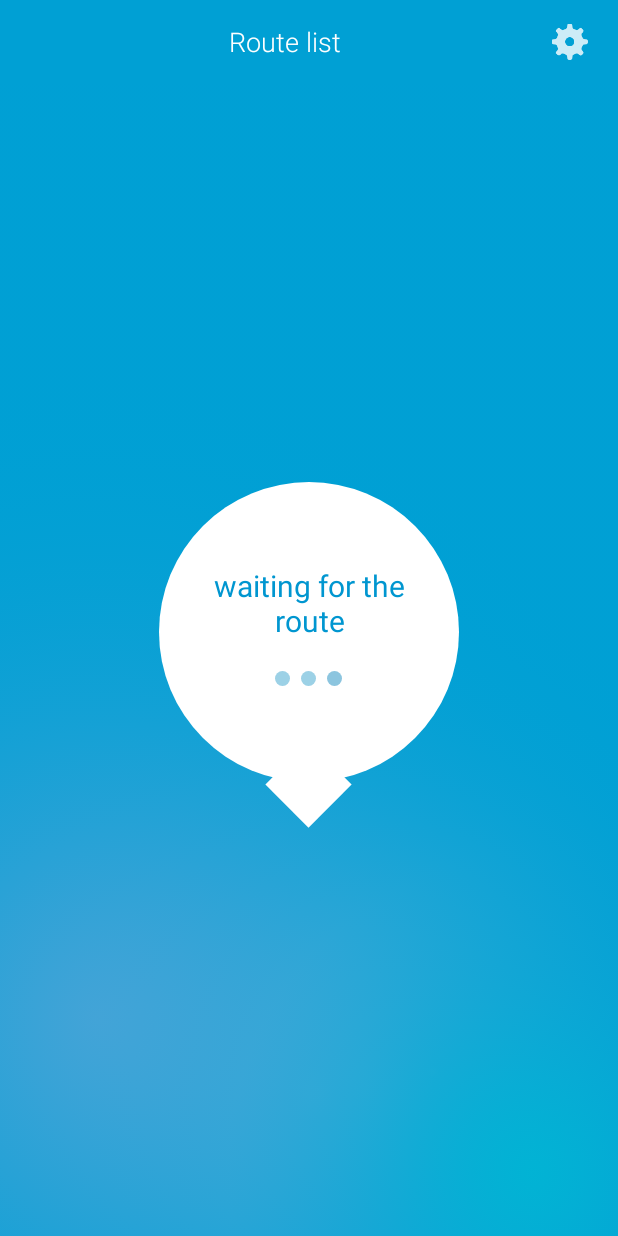
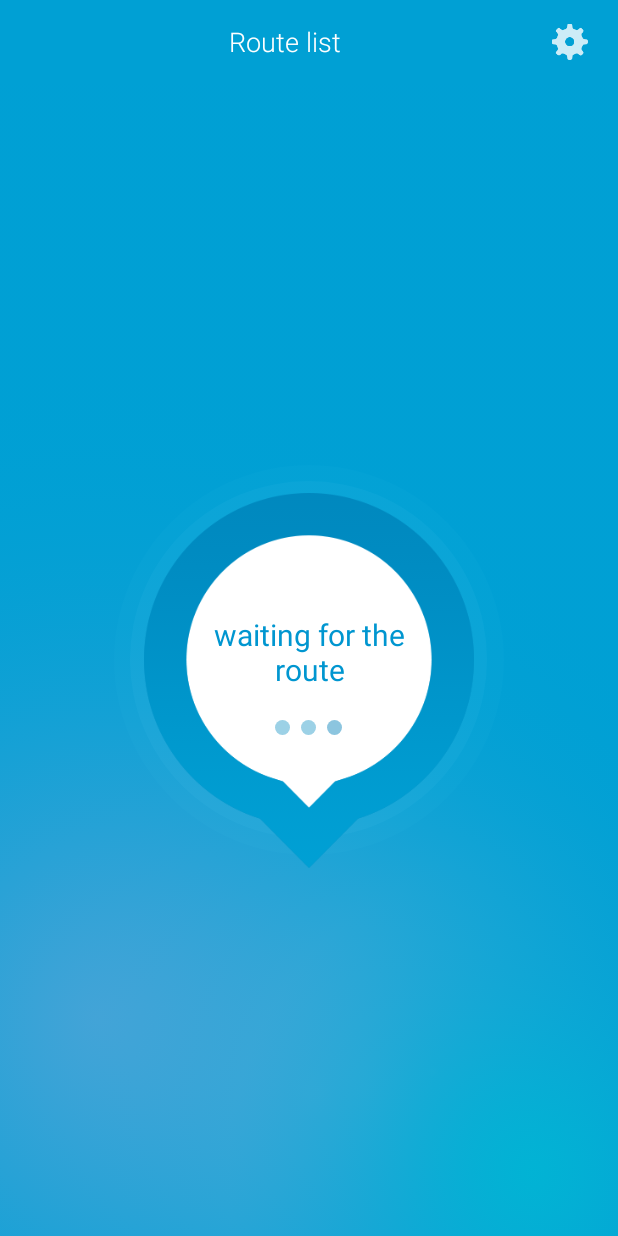
Before and after one commit to stanislav-antonov/electrobin-android, an Android app: the RouteListFragment screen opened directly, with no data from a screen before it, on a phone screen of 412 x 824 dp. Run offline under Robolectric (Android 15) with nearby library versions, the phone set to English and light mode, and no system bars; our stand-ins replace Volley; libraries missing offline, so code that uses them is left out: com.crashlytics.android, io.fabric.sdk; network calls fail; 5 statements that could not run were skipped.

Commit message:
* design

```diff
--- a/app/src/main/java/company/electrobin/AuthActivity.java
+++ b/app/src/main/java/company/electrobin/AuthActivity.java
@@ -1,5 +1,6 @@
 package company.electrobin;
 
+import android.app.Activity;
 import android.content.Intent;
 import android.os.Bundle;
 import android.support.v7.app.AppCompatActivity;
@@ -18,7 +19,7 @@ import company.electrobin.user.User;
 import company.electrobin.user.UserAuthListener;
 import company.electrobin.user.UserProfileLoadListener;
 
-public class AuthActivity extends AppCompatActivity {
+public class AuthActivity extends Activity {
 
     private ElectrobinApplication mApp;
     private User mUser;
--- a/app/src/main/java/company/electrobin/RouteActivity.java
+++ b/app/src/main/java/company/electrobin/RouteActivity.java
@@ -24,6 +24,7 @@ import android.os.Bundle;
 import android.support.v4.content.LocalBroadcastManager;
 import android.support.v7.app.AppCompatActivity;
 import android.support.v7.app.ActionBar;
+import android.support.v7.widget.Toolbar;
 import android.util.Log;
 import android.view.Menu;
 import android.view.MenuItem;
@@ -825,6 +826,10 @@ public class RouteActivity extends AppCompatActivity implements
         actionBar.setDisplayShowCustomEnabled(true);
         actionBar.setCustomView(actionBarLayout);
 
+        // Remove margins
+        // Toolbar parent = (Toolbar)actionBarLayout.getParent();
+        // parent.setContentInsetsAbsolute(0, 0);
+
         // Set the color
         // actionBar.setBackgroundDrawable(new ColorDrawable(getResources().getColor(R.color.actionbar_background)));
 
--- a/app/src/main/java/company/electrobin/RouteListFragment.java
+++ b/app/src/main/java/company/electrobin/RouteListFragment.java
@@ -37,7 +37,7 @@ public class RouteListFragment extends Fragment {
     private I10n mI10n;
     private ElectrobinApplication mApp;
 
-    private LinearLayout mLlRouteWaiting;
+    private RelativeLayout mRlRouteWaiting;
     private RelativeLayout mRlRouteList;
 
     private int mLayoutDisplayed;
@@ -213,7 +213,7 @@ public class RouteListFragment extends Fragment {
                              Bundle savedInstanceState) {
         View view = inflater.inflate(R.layout.fragment_route_list, container, false);
 
-        mLlRouteWaiting = (LinearLayout)view.findViewById(R.id.route_waiting_layout);
+        mRlRouteWaiting = (RelativeLayout)view.findViewById(R.id.route_waiting_layout);
         mRlRouteList = (RelativeLayout)view.findViewById(R.id.route_list_layout);
 
         return view;
@@ -274,7 +274,7 @@ public class RouteListFragment extends Fragment {
      *
      */
     private void switchRouteWaitingLayout() {
-        mLlRouteWaiting.setVisibility(View.VISIBLE);
+        mRlRouteWaiting.setVisibility(View.VISIBLE);
         mRlRouteList.setVisibility(View.GONE);
     }
 
@@ -283,7 +283,7 @@ public class RouteListFragment extends Fragment {
      */
     private void switchRouteListLayout() {
         mRlRouteList.setVisibility(View.VISIBLE);
-        mLlRouteWaiting.setVisibility(View.GONE);
+        mRlRouteWaiting.setVisibility(View.GONE);
     }
 
     /**
@@ -297,22 +297,18 @@ public class RouteListFragment extends Fragment {
     /**
      *
      */
-    public void showUIRouteWaiting() {
-        switchRouteWaitingLayout();
-
-        ((TextView)mLlRouteWaiting.findViewById(R.id.route_waiting_text_1)).setText(mI10n.l("route_waiting_1"));
-
-        View circle1 = mLlRouteWaiting.findViewById(R.id.circle_1);
+    private void animateDots() {
+        View circle1 = mRlRouteWaiting.findViewById(R.id.circle_1);
         final GradientDrawable gd1 = new GradientDrawable();
         gd1.setShape(GradientDrawable.OVAL);
         circle1.setBackground(gd1);
 
-        View circle2 = mLlRouteWaiting.findViewById(R.id.circle_2);
+        View circle2 = mRlRouteWaiting.findViewById(R.id.circle_2);
         final GradientDrawable gd2 = new GradientDrawable();
         gd2.setShape(GradientDrawable.OVAL);
         circle2.setBackground(gd2);
 
-        View circle3 = mLlRouteWaiting.findViewById(R.id.circle_3);
+        View circle3 = mRlRouteWaiting.findViewById(R.id.circle_3);
         final GradientDrawable gd3 = new GradientDrawable();
         gd3.setShape(GradientDrawable.OVAL);
         circle3.setBackground(gd3);
@@ -344,6 +340,59 @@ public class RouteListFragment extends Fragment {
         });
 
         as.start();
+    }
+
+    /**
+     *
+     */
+    private void animateCircles() {
+        final View circle1 = mRlRouteWaiting.findViewById(R.id.circle_5);
+        final View circle2 = mRlRouteWaiting.findViewById(R.id.circle_6);
+
+        final AnimatorSet as1 = new AnimatorSet();
+        final AnimatorSet as2 = new AnimatorSet();
+
+        as2.playTogether(alphaChanger(circle1, 0.7F, 0.1F, 500),
+                alphaChanger(circle2, 0.7F, 0F, 500)
+        );
+
+        as2.addListener(new AnimatorListenerAdapter() {
+            @Override
+            public void onAnimationEnd(Animator animation) {
+                as1.start();
+            }
+        });
+
+        as1.playTogether(alphaChanger(circle1, 0.1F, 0.7F, 800),
+                alphaChanger(circle2, 0F, 0.7F, 1500)
+        );
+
+        as1.addListener(new AnimatorListenerAdapter() {
+            @Override
+            public void onAnimationStart(Animator animation) {
+                circle1.setAlpha(0.1F);
+                circle2.setAlpha(0F);
+            }
+
+            @Override
+            public void onAnimationEnd(Animator animation) {
+                as2.start();
+            }
+        });
+
+        as1.start();
+    }
+
+    /**
+     *
+     */
+    public void showUIRouteWaiting() {
+        switchRouteWaitingLayout();
+
+        ((TextView) mRlRouteWaiting.findViewById(R.id.route_waiting_text_1)).setText(mI10n.l("route_waiting_1"));
+
+        animateDots();
+        animateCircles();
 
         mLayoutDisplayed = LAYOUT_DISPLAYED_ROUTE_WAITING;
     }
@@ -418,6 +467,25 @@ public class RouteListFragment extends Fragment {
 
     /**
      *
+     * @param from
+     * @param to
+     * @return
+     */
+    private static ValueAnimator alphaChanger(final View view, float from, float to, int duration) {
+        ValueAnimator va = ObjectAnimator.ofFloat(from, to);
+        va.setDuration(duration);
+        va.addUpdateListener(new ValueAnimator.AnimatorUpdateListener() {
+            @Override
+            public void onAnimationUpdate(ValueAnimator animation) {
+                view.setAlpha((Float)animation.getAnimatedValue());
+            }
+        });
+
+        return va;
+    }
+
+    /**
+     *
      * @param hidden
      */
     @Override
--- /dev/null
+++ b/app/src/main/res/drawable/background_route_waiting.xml
@@ -0,0 +1,6 @@
+<?xml version="1.0" encoding="utf-8"?>
+<shape
+    xmlns:android="http://schemas.android.com/apk/res/android"
+    android:shape="oval">
+    <solid android:color="#706ad4f7"/>
+</shape>
--- a/app/src/main/res/layout/fragment_route_list.xml
+++ b/app/src/main/res/layout/fragment_route_list.xml
@@ -60,22 +60,44 @@
             style="?android:attr/borderlessButtonStyle"
             />
     </RelativeLayout>
-    <LinearLayout
+    <RelativeLayout
         android:id="@+id/route_waiting_layout"
         android:layout_width="match_parent"
         android:layout_height="match_parent"
-        android:gravity="center"
         android:background="@drawable/background"
-        android:orientation="vertical"
+        >
+        <RelativeLayout
+            android:id="@+id/circle_6"
+            android:layout_height="260dp"
+            android:layout_width="260dp"
+            android:background="@drawable/background_route_waiting"
+            android:layout_centerHorizontal="true"
+            android:layout_centerVertical="true"
+            />
+        <RelativeLayout
+            android:id="@+id/circle_5"
+            android:layout_height="238dp"
+            android:layout_width="238dp"
+            android:background="@drawable/background_route_waiting"
+            android:layout_centerHorizontal="true"
+            android:layout_centerVertical="true"
+            />
+        <RelativeLayout
+            android:layout_height="wrap_content"
+            android:layout_width="wrap_content"
+            android:layout_centerHorizontal="true"
+            android:layout_centerVertical="true"
+            android:paddingTop="28dp"
             >
             <LinearLayout
-            android:layout_height="200dp"
-            android:layout_width="200dp"
+                android:layout_height="250dp"
+                android:layout_width="220dp"
                 android:orientation="vertical"
-            android:padding="20dp"
-            android:background="@drawable/background_route_waiting_1"
+                android:padding="45dp"
+                android:background="@drawable/route_waiting_bubble"
                 >
                 <TextView
+                    android:text="waiting for the route"
                     android:id="@+id/route_waiting_text_1"
                     android:layout_width="wrap_content"
                     android:layout_height="wrap_content"
@@ -90,7 +112,7 @@
                     android:layout_height="wrap_content"
                     android:layout_width="wrap_content"
                     android:orientation="horizontal"
-                android:layout_gravity="center"
+                    android:layout_gravity="center_horizontal"
                     android:layout_marginTop="20dp"
                     >
                     <View
@@ -112,11 +134,7 @@
                         />
                 </LinearLayout>
         </LinearLayout>
-        <View
-            android:layout_marginTop="-33dp"
-            android:layout_width="70dp"
-            android:layout_height="70dp"
-            android:background="@drawable/background_route_waiting_2"
-            />
-    </LinearLayout>
+    </RelativeLayout>
+
+    </RelativeLayout>
 </FrameLayout>
```
Also changed, not shown: app/src/main/res/drawable-hdpi/route_waiting_bubble.png (added), app/src/main/res/drawable-mdpi/route_waiting_bubble.png (added), app/src/main/res/drawable-xhdpi/route_waiting_bubble.png (added), app/src/main/res/drawable-xxhdpi/route_waiting_bubble.png (added). Lines whose indentation alone changed are shown as unchanged.
